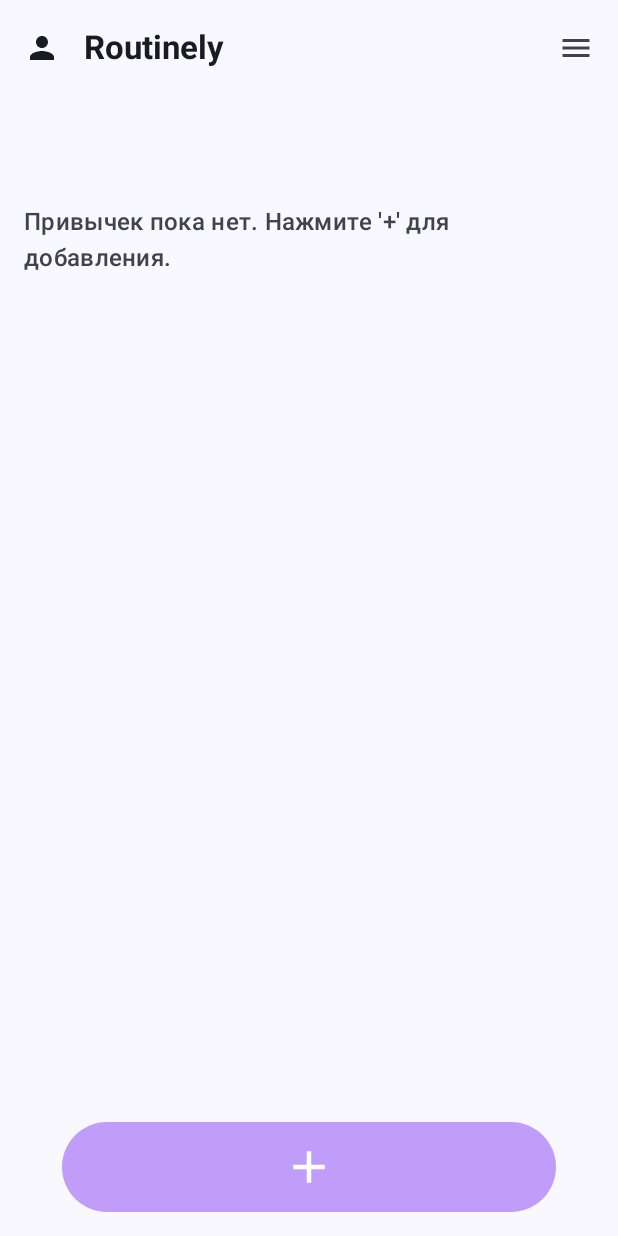
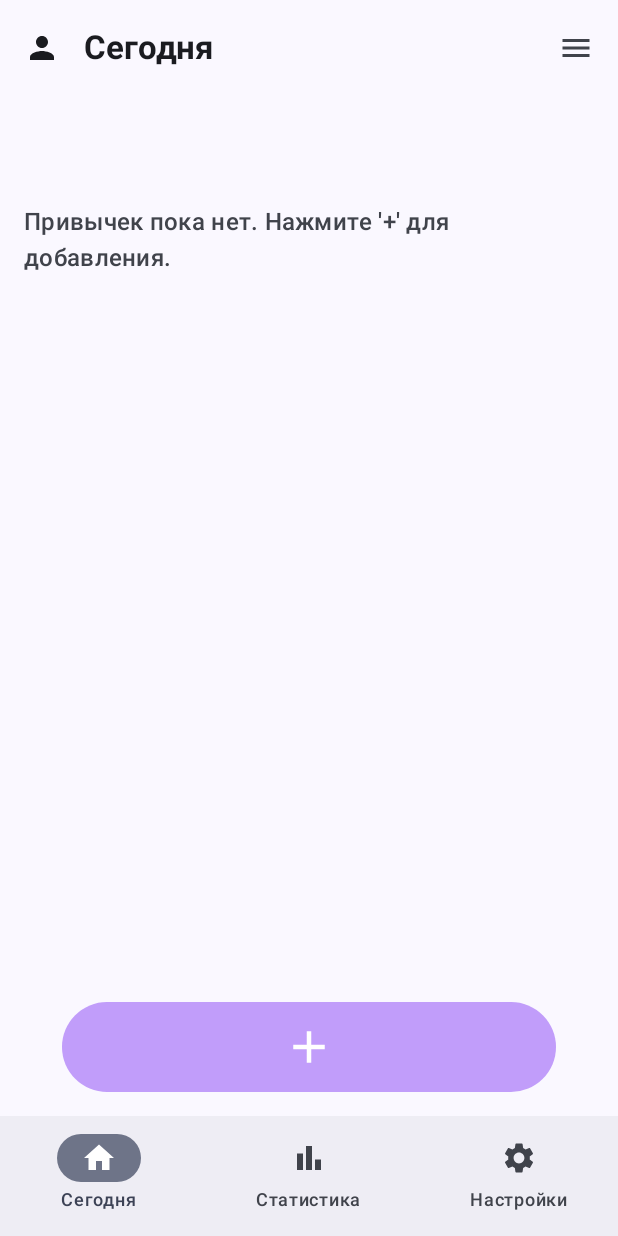
Before and after one commit to EmGuliev2002/Routinely, an Android app built with Jetpack Compose: the screen it shows after launch (MainActivity), on a phone screen of 412 x 824 dp. Run offline under Robolectric (Android 15) with nearby library versions, the phone set to English and light mode, and no system bars; our stand-ins replace Room's generated code, livedata-compose.

Commit message:
create macket of sections

```diff
--- a/app/src/main/java/ru/routinely/app/ui/MainActivity.kt
+++ b/app/src/main/java/ru/routinely/app/ui/MainActivity.kt
@@ -1,48 +1,36 @@
 package ru.routinely.app.ui
 
-import HabitItem
 import android.os.Bundle
 import androidx.activity.ComponentActivity
 import androidx.activity.compose.setContent
 import androidx.activity.viewModels
-import androidx.compose.foundation.background
-import androidx.compose.foundation.clickable
-import androidx.compose.foundation.layout.*
-import androidx.compose.foundation.lazy.LazyColumn
-import androidx.compose.foundation.lazy.items
-import androidx.compose.foundation.shape.CircleShape
-import androidx.compose.foundation.shape.RoundedCornerShape
-import androidx.compose.material.icons.Icons
-import androidx.compose.material.icons.filled.Add
-import androidx.compose.material.icons.filled.Menu
-import androidx.compose.material.icons.filled.Person
+import androidx.compose.foundation.layout.fillMaxSize
+import androidx.compose.foundation.layout.padding
 import androidx.compose.material3.*
 import androidx.compose.runtime.Composable
-import androidx.compose.runtime.getValue
-import androidx.compose.runtime.livedata.observeAsState
-import androidx.compose.runtime.mutableStateOf
-import androidx.compose.runtime.saveable.rememberSaveable
-import androidx.compose.runtime.setValue
-import androidx.compose.ui.Alignment
 import androidx.compose.ui.Modifier
-import androidx.compose.ui.draw.clip
-import androidx.compose.ui.graphics.Color
-import androidx.compose.ui.text.font.FontWeight
-import androidx.compose.ui.unit.dp
-import androidx.compose.ui.unit.sp
+import androidx.navigation.compose.NavHost
+import androidx.navigation.compose.composable
+import androidx.navigation.compose.rememberNavController
 import ru.routinely.app.data.AppDatabase
 import ru.routinely.app.data.HabitRepository
-import ru.routinely.app.model.Habit
 import ru.routinely.app.ui.theme.RoutinelyTheme
 import ru.routinely.app.viewmodel.HabitViewModel
 import ru.routinely.app.viewmodel.HabitViewModelFactory
 
-import androidx.navigation.compose.NavHost
-import androidx.navigation.compose.composable
-import androidx.navigation.compose.rememberNavController
-import java.util.Calendar
 /**
- * Главная Activity, точка входа в приложение.
+ * Класс, представляющий все возможные разделы приложения.
+ * Используется как маршрут (route) для навигации.
+ */
+sealed class Screen(val route: String) {
+    object Today : Screen("today")
+    object Stats : Screen("stats")
+    object Settings : Screen("settings")
+}
+
+
+/**
+ * Главная Activity, точка входа в приложение и контейнер для навигации.
  */
 class MainActivity : ComponentActivity() {
 
@@ -63,174 +51,47 @@ class MainActivity : ComponentActivity() {
                     modifier = Modifier.fillMaxSize(),
                     color = MaterialTheme.colorScheme.background
                 ) {
-                    HabitScreen(habitViewModel = habitViewModel)
+                    // Корневой навигационный компонент
+                    AppNavigation(habitViewModel = habitViewModel)
                 }
             }
         }
     }
 }
 
-
 /**
- * Stateful-компонент уровня экрана (Контейнер).
- * Получает состояние из ViewModel и передает его в Stateless-компонент (HomeContent).
- */
-
-
-@OptIn(ExperimentalMaterial3Api::class)
-@Composable
-fun HabitScreen(habitViewModel: HabitViewModel) {
-
-    // Состояние для управления видимостью Bottom Sheet
-    var isSheetOpen by rememberSaveable { mutableStateOf(false) }
-    val sheetState = rememberModalBottomSheetState(skipPartiallyExpanded = true)
-
-    // Подписываемся на состояние из ViewModel.
-    val habitsForTodayList by habitViewModel.habitsForToday.observeAsState(initial = emptyList())
-
-    // --- СОРТИРОВКА: Невыполненные (false) идут перед Выполненными (true) ---
-    val sortedHabits = habitsForTodayList.sortedWith(
-        compareBy { habit ->
-            // Проверяем статус выполнения (используем ту же логику, что и в HabitItem)
-            val todayStart = Calendar.getInstance().apply {
-                set(Calendar.HOUR_OF_DAY, 0)
-                set(Calendar.MINUTE, 0)
-                set(Calendar.SECOND, 0)
-                set(Calendar.MILLISECOND, 0)
-            }.timeInMillis
-
-            val isCompleted = habit.lastCompletedDate != null && habit.lastCompletedDate >= todayStart
-
-            // true (выполнено) будет больше, чем false (не выполнено),
-            // поэтому выполненные уйдут в конец списка.
-            isCompleted
-        }
-    )
-
-    // 1. Главный экран (HomeContent)
-    HomeContent(
-        habits = sortedHabits,
-        onHabitCheckedChange = { habit, isChecked ->
-            habitViewModel.onHabitCheckedChanged(habit, isChecked)
-        },
-        onAddHabitClick = {
-            isSheetOpen = true // Открываем Bottom Sheet при нажатии '+'
-        }
-    )
-
-    // 2. Bottom Sheet (Выезжающее окно)
-    if (isSheetOpen) {
-        ModalBottomSheet(
-            onDismissRequest = { isSheetOpen = false }, // Закрытие по свайпу или клику вне
-            sheetState = sheetState
-        ) {
-            // Размещаем здесь наш экран добавления привычки
-            AddHabitScreen(
-                viewModel = habitViewModel,
-                onNavigateBack = {
-                    isSheetOpen = false // Закрываем при нажатии "Назад" или "Сохранить"
-                }
-            )
-        }
-    }
-}
-
-
-/**
- * Stateless-компонент, отвечающий за отображение UI главного экрана.
+ * Определяет структуру навигации приложения с Bottom Bar.
  */
 @OptIn(ExperimentalMaterial3Api::class)
 @Composable
-fun HomeContent(
-    habits: List<Habit>,
-    onHabitCheckedChange: (Habit, Boolean) -> Unit,
-    onAddHabitClick: () -> Unit,
-    modifier: Modifier = Modifier
-) {
+fun AppNavigation(habitViewModel: HabitViewModel) {
+    val navController = rememberNavController()
+
     Scaffold(
-        topBar = { AppTopBar() },
-        floatingActionButton = { AddHabitButton(onAddHabitClick) },
-        // Кнопка добавления внизу по центру, как на макете
-        floatingActionButtonPosition = FabPosition.Center
+        // Нижняя навигационная панель
+        bottomBar = {
+            RoutinelyBottomBar(navController = navController)
+        }
     ) { paddingValues ->
 
-        // Список привычек
-        LazyColumn(
-            modifier = modifier
-                .padding(paddingValues)
-                .padding(horizontal = 16.dp),
-            contentPadding = PaddingValues(top = 8.dp, bottom = 80.dp),
-            verticalArrangement = Arrangement.spacedBy(12.dp)
+        // Контейнер, который меняет содержимое в зависимости от выбранного раздела
+        NavHost(
+            navController = navController,
+            startDestination = Screen.Today.route, // Стартовый экран
+            modifier = Modifier.fillMaxSize().padding(paddingValues)
         ) {
-            if (habits.isEmpty()) {
-                item {
-                    Text(
-                        text = "Привычек пока нет. Нажмите '+' для добавления.",
-                        modifier = Modifier.fillMaxWidth().padding(top = 64.dp),
-                        style = MaterialTheme.typography.titleMedium,
-                        color = MaterialTheme.colorScheme.onSurfaceVariant
-                    )
-                }
-            } else {
-                items(habits, key = { it.id }) { habit ->
-                    HabitItem(
-                        habit = habit,
-                        onCheckedChange = { isChecked -> onHabitCheckedChange(habit, isChecked) }
-                    )
-                }
+            // Раздел "Сегодня"
+            composable(Screen.Today.route) {
+                TodayScreen(habitViewModel = habitViewModel)
+            }
+            // Раздел "Статистика"
+            composable(Screen.Stats.route) {
+                StatsScreen() // Передавать ViewModel пока не обязательно
+            }
+            // Раздел "Настройки"
+            composable(Screen.Settings.route) {
+                SettingsScreen()
             }
         }
     }
 }
-
-// --- Вспомогательные Composable-функции ---
-
-// Верхняя панель (Header)
-@OptIn(ExperimentalMaterial3Api::class)
-@Composable
-fun AppTopBar() {
-    TopAppBar(
-        title = {
-            Text(
-                text = "Routinely",
-                fontWeight = FontWeight.Bold,
-                color = MaterialTheme.colorScheme.onSurface
-            )
-        },
-        navigationIcon = {
-            IconButton(onClick = { /* TODO: Открыть настройки */ }) {
-                Icon(Icons.Default.Person, contentDescription = "Профиль")
-            }
-        },
-        actions = {
-            IconButton(onClick = { /* TODO: Открыть меню/статистику */ }) {
-                Icon(Icons.Default.Menu, contentDescription = "Меню")
-            }
-        },
-        colors = TopAppBarDefaults.topAppBarColors(
-            containerColor = Color.Transparent
-        )
-    )
-}
-
-// Кнопка добавления привычки
-@Composable
-fun AddHabitButton(onClick: () -> Unit) {
-    // В дизайне используется широкая круглая кнопка, а не стандартный FAB
-    Box(
-        modifier = Modifier
-            .fillMaxWidth(0.8f) // Занимает 80% ширины
-            .height(60.dp)
-            .clip(RoundedCornerShape(30.dp))
-            .background(Color(0xFFB88EFA).copy(alpha = 0.85f)) // Используем фирменный фиолетовый
-            .clickable(onClick = onClick),
-        contentAlignment = Alignment.Center
-    ) {
-        Icon(
-            imageVector = Icons.Default.Add,
-            contentDescription = "Добавить привычку",
-            tint = Color.White,
-            modifier = Modifier.size(36.dp)
-        )
-    }
-}
--- /dev/null
+++ b/app/src/main/java/ru/routinely/app/ui/RoutinelyBottomBar.kt
@@ -0,0 +1,55 @@
+package ru.routinely.app.ui
+
+import androidx.compose.material.icons.Icons
+import androidx.compose.material.icons.filled.BarChart
+import androidx.compose.material.icons.filled.Home
+import androidx.compose.material.icons.filled.Settings
+import androidx.compose.material3.*
+import androidx.compose.runtime.Composable
+import androidx.compose.runtime.getValue
+import androidx.compose.ui.graphics.vector.ImageVector
+import androidx.compose.ui.res.stringResource
+import androidx.navigation.NavController
+import androidx.navigation.compose.currentBackStackEntryAsState
+import ru.routinely.app.R // Замените на R.string.X, если используете ресурсы
+
+data class NavItem(
+    val label: String,
+    val icon: ImageVector,
+    val route: String
+)
+
+val items = listOf(
+    NavItem("Сегодня", Icons.Default.Home, Screen.Today.route),
+    NavItem("Статистика", Icons.Default.BarChart, Screen.Stats.route),
+    NavItem("Настройки", Icons.Default.Settings, Screen.Settings.route)
+)
+
+@Composable
+fun RoutinelyBottomBar(navController: NavController) {
+    NavigationBar {
+        val navBackStackEntry by navController.currentBackStackEntryAsState()
+        val currentRoute = navBackStackEntry?.destination?.route
+
+        items.forEach { item ->
+            val isSelected = currentRoute == item.route
+            NavigationBarItem(
+                icon = { Icon(item.icon, contentDescription = item.label) },
+                label = { Text(item.label) },
+                selected = isSelected,
+                onClick = {
+                    navController.navigate(item.route) {
+                        // Избегаем создания большого стека мест назначения при повторном выборе элемента
+                        popUpTo(navController.graph.startDestinationId) {
+                            saveState = true
+                        }
+                        // Избегаем нескольких копий одного и того же места назначения
+                        launchSingleTop = true
+                        // Восстанавливаем предыдущее состояние при повторном выборе
+                        restoreState = true
+                    }
+                }
+            )
+        }
+    }
+}
--- /dev/null
+++ b/app/src/main/java/ru/routinely/app/ui/SettingsScreen.kt
@@ -0,0 +1,20 @@
+package ru.routinely.app.ui
+
+import androidx.compose.foundation.layout.Box
+import androidx.compose.foundation.layout.fillMaxSize
+import androidx.compose.foundation.layout.padding
+import androidx.compose.material3.Text
+import androidx.compose.runtime.Composable
+import androidx.compose.ui.Alignment
+import androidx.compose.ui.Modifier
+import androidx.compose.ui.unit.dp
+
+@Composable
+fun SettingsScreen() {
+    Box(
+        modifier = Modifier.fillMaxSize().padding(16.dp),
+        contentAlignment = Alignment.Center
+    ) {
+        Text("Раздел Настройки (В разработке)")
+    }
+}
--- /dev/null
+++ b/app/src/main/java/ru/routinely/app/ui/StatsScreen.kt
@@ -0,0 +1,20 @@
+package ru.routinely.app.ui
+
+import androidx.compose.foundation.layout.Box
+import androidx.compose.foundation.layout.fillMaxSize
+import androidx.compose.foundation.layout.padding
+import androidx.compose.material3.Text
+import androidx.compose.runtime.Composable
+import androidx.compose.ui.Alignment
+import androidx.compose.ui.Modifier
+import androidx.compose.ui.unit.dp
+
+@Composable
+fun StatsScreen() {
+    Box(
+        modifier = Modifier.fillMaxSize().padding(16.dp),
+        contentAlignment = Alignment.Center
+    ) {
+        Text("Раздел Статистика (В разработке)")
+    }
+}
--- /dev/null
+++ b/app/src/main/java/ru/routinely/app/ui/TodayScreen.kt
@@ -0,0 +1,173 @@
+package ru.routinely.app.ui
+
+// ВАЖНО: Добавьте сюда все импорты, которые были в MainActivity
+import HabitItem
+import androidx.compose.foundation.background
+import androidx.compose.foundation.clickable
+import androidx.compose.foundation.layout.*
+import androidx.compose.foundation.lazy.LazyColumn
+import androidx.compose.foundation.lazy.items
+import androidx.compose.foundation.shape.RoundedCornerShape
+import androidx.compose.material.icons.Icons
+import androidx.compose.material.icons.filled.*
+import androidx.compose.material3.*
+import androidx.compose.runtime.*
+import androidx.compose.runtime.livedata.observeAsState
+import androidx.compose.runtime.saveable.rememberSaveable
+import androidx.compose.ui.Alignment
+import androidx.compose.ui.Modifier
+import androidx.compose.ui.draw.clip
+import androidx.compose.ui.graphics.Color
+import androidx.compose.ui.text.font.FontWeight
+import androidx.compose.ui.unit.dp
+import ru.routinely.app.model.Habit
+import ru.routinely.app.viewmodel.HabitViewModel
+import java.util.Calendar
+
+
+/**
+ * Stateful-компонент главного экрана (раздел "Сегодня").
+ * Содержит логику сортировки и управляет Bottom Sheet.
+ */
+@OptIn(ExperimentalMaterial3Api::class)
+@Composable
+fun TodayScreen(habitViewModel: HabitViewModel) {
+    // Состояние для управления видимостью Bottom Sheet
+    var isSheetOpen by rememberSaveable { mutableStateOf(false) }
+    val sheetState = rememberModalBottomSheetState(skipPartiallyExpanded = true)
+
+    // Подписываемся на состояние из ViewModel.
+    val habitsForTodayList by habitViewModel.habitsForToday.observeAsState(initial = emptyList())
+
+    // --- СОРТИРОВКА: Невыполненные (false) идут перед Выполненными (true) ---
+    val sortedHabits = habitsForTodayList.sortedWith(
+        compareBy { habit ->
+            // Логика проверки выполнения на сегодня
+            val todayStart = Calendar.getInstance().apply {
+                set(Calendar.HOUR_OF_DAY, 0)
+                set(Calendar.MINUTE, 0)
+                set(Calendar.SECOND, 0)
+                set(Calendar.MILLISECOND, 0)
+            }.timeInMillis
+            val isCompleted = habit.lastCompletedDate != null && habit.lastCompletedDate >= todayStart
+            isCompleted
+        }
+    )
+
+    // 1. Главный экран (HomeContent)
+    HomeContent(
+        habits = sortedHabits,
+        onHabitCheckedChange = { habit, isChecked ->
+            habitViewModel.onHabitCheckedChanged(habit, isChecked)
+        },
+        onAddHabitClick = {
+            isSheetOpen = true // Открываем Bottom Sheet при нажатии '+'
+        }
+    )
+
+    // 2. Bottom Sheet (Выезжающее окно)
+    if (isSheetOpen) {
+        ModalBottomSheet(
+            onDismissRequest = { isSheetOpen = false },
+            sheetState = sheetState
+        ) {
+            AddHabitScreen(
+                viewModel = habitViewModel,
+                onNavigateBack = { isSheetOpen = false }
+            )
+        }
+    }
+}
+
+/**
+ * Stateless-компонент, отвечающий за отображение UI списка привычек.
+ */
+@OptIn(ExperimentalMaterial3Api::class)
+@Composable
+fun HomeContent(
+    habits: List<Habit>,
+    onHabitCheckedChange: (Habit, Boolean) -> Unit,
+    onAddHabitClick: () -> Unit,
+    modifier: Modifier = Modifier
+) {
+    Scaffold(
+        topBar = { AppTopBar() },
+        floatingActionButton = { AddHabitButton(onAddHabitClick) },
+        floatingActionButtonPosition = FabPosition.Center
+    ) { paddingValues ->
+
+        // Список привычек
+        LazyColumn(
+            modifier = modifier
+                .padding(paddingValues)
+                .padding(horizontal = 16.dp),
+            contentPadding = PaddingValues(top = 8.dp, bottom = 80.dp),
+            verticalArrangement = Arrangement.spacedBy(12.dp)
+        ) {
+            if (habits.isEmpty()) {
+                item {
+                    Text(
+                        text = "Привычек пока нет. Нажмите '+' для добавления.",
+                        modifier = Modifier.fillMaxWidth().padding(top = 64.dp),
+                        style = MaterialTheme.typography.titleMedium,
+                        color = MaterialTheme.colorScheme.onSurfaceVariant
+                    )
+                }
+            } else {
+                items(habits, key = { it.id }) { habit ->
+                    HabitItem(
+                        habit = habit,
+                        onCheckedChange = { isChecked -> onHabitCheckedChange(habit, isChecked) }
+                    )
+                }
+            }
+        }
+    }
+}
+
+// Верхняя панель (Header)
+@OptIn(ExperimentalMaterial3Api::class)
+@Composable
+fun AppTopBar() {
+    TopAppBar(
+        title = {
+            Text(
+                text = "Сегодня",
+                fontWeight = FontWeight.Bold,
+                color = MaterialTheme.colorScheme.onSurface
+            )
+        },
+        navigationIcon = {
+            IconButton(onClick = { /* TODO */ }) {
+                Icon(Icons.Default.Person, contentDescription = "Профиль")
+            }
+        },
+        actions = {
+            IconButton(onClick = { /* TODO */ }) {
+                Icon(Icons.Default.Menu, contentDescription = "Меню")
+            }
+        },
+        colors = TopAppBarDefaults.topAppBarColors(containerColor = Color.Transparent)
+    )
+}
+
+// Кнопка добавления привычки
+@Composable
+fun AddHabitButton(onClick: () -> Unit) {
+    Box(
+        modifier = Modifier
+            .fillMaxWidth(0.8f)
+            .height(60.dp)
+            .clip(RoundedCornerShape(30.dp))
+            .background(Color(0xFFB88EFA).copy(alpha = 0.85f))
+            .clickable(onClick = onClick),
+        contentAlignment = Alignment.Center
+    ) {
+        Icon(
+            imageVector = Icons.Default.Add,
+            contentDescription = "Добавить привычку",
+            tint = Color.White,
+            modifier = Modifier.size(36.dp)
+        )
+    }
+}
```
